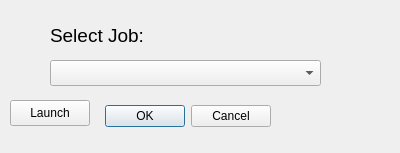
This is joblaunch.ui in MijersOne/CyberDom-Qt as Qt 5 draws it before an edit. The edited form follows.
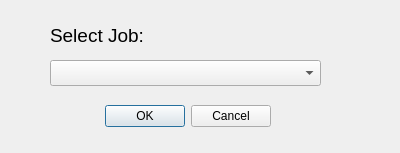
This is the edited form.

The edit to the form file:
```diff
--- a/joblaunch.ui
+++ b/joblaunch.ui
@@ -57,19 +57,6 @@
     <string>Select Job:</string>
    </property>
   </widget>
-  <widget class="QPushButton" name="btnLaunchJob">
-   <property name="geometry">
-    <rect>
-     <x>10</x>
-     <y>100</y>
-     <width>80</width>
-     <height>26</height>
-    </rect>
-   </property>
-   <property name="text">
-    <string>Launch</string>
-   </property>
-  </widget>
  </widget>
  <resources/>
  <connections>
```
Left out of the diff: 3 changed lines with no effect on the pictures.
